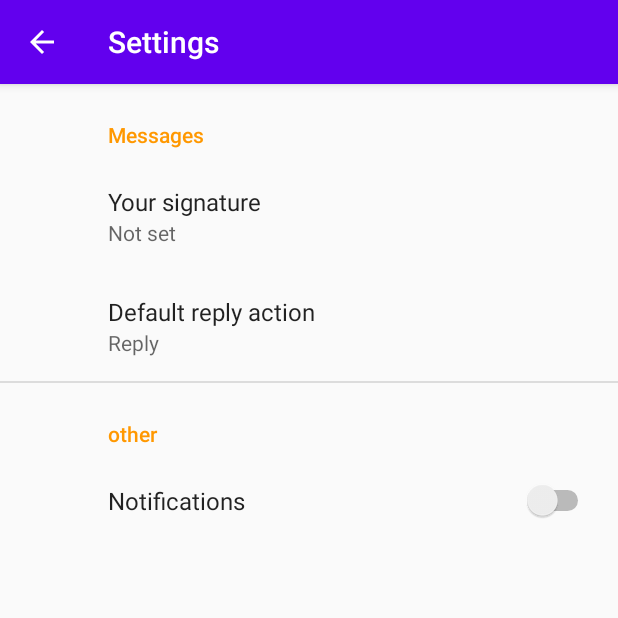
After one commit to Navan005/DraftTrip, an Android app: the SettingsActivity screen opened directly, with no data from a screen before it, on a phone screen of 412 x 824 dp, the top half of it. The commit adds this screen. Run offline under Robolectric (Android 15) with nearby library versions, the phone set to English and light mode, and no system bars; our stand-ins replace androidx.preference.

Commit message:
Commit: Settings Activity

```diff
--- a/app/build.gradle
+++ b/app/build.gradle
@@ -29,6 +29,7 @@ dependencies {
     implementation 'androidx.appcompat:appcompat:1.1.0'
     implementation 'androidx.constraintlayout:constraintlayout:1.1.3'
     implementation 'com.google.android.material:material:1.1.0'
+    implementation 'androidx.preference:preference:1.1.1'
     testImplementation 'junit:junit:4.12'
     androidTestImplementation 'androidx.test.ext:junit:1.1.1'
     androidTestImplementation 'androidx.test.espresso:espresso-core:3.2.0'
--- a/app/src/main/AndroidManifest.xml
+++ b/app/src/main/AndroidManifest.xml
@@ -9,7 +9,10 @@
         android:roundIcon="@mipmap/ic_launcher_round"
         android:supportsRtl="true"
         android:theme="@style/AppTheme">
-        <activity android:name=".Signup"></activity>
+        <activity
+            android:name=".SettingsActivity"
+            android:label="@string/title_activity_settings"></activity>
+        <activity android:name=".Signup" />
         <activity android:name=".ListActivity" />
         <activity android:name=".MainActivity">
             <intent-filter>
--- /dev/null
+++ b/app/src/main/java/com/example/drafttrip/SettingsActivity.java
@@ -0,0 +1,71 @@
+package com.example.drafttrip;
+
+import android.os.Bundle;
+import android.preference.SwitchPreference;
+import android.widget.Toast;
+
+import androidx.appcompat.app.ActionBar;
+import androidx.appcompat.app.AppCompatActivity;
+import androidx.preference.EditTextPreference;
+import androidx.preference.Preference;
+import androidx.preference.PreferenceFragmentCompat;
+
+public class SettingsActivity extends AppCompatActivity {
+
+    public SwitchPreference testPref;
+    public static final String switch_preferences = "switch_preference";
+
+    @Override
+    protected void onCreate(Bundle savedInstanceState) {
+        super.onCreate(savedInstanceState);
+        setContentView(R.layout.settings_activity);
+        getSupportFragmentManager()
+                .beginTransaction()
+                .replace(R.id.settings, new SettingsFragment())
+                .commit();
+        ActionBar actionBar = getSupportActionBar();
+        if (actionBar != null) {
+            actionBar.setDisplayHomeAsUpEnabled(true);
+        }
+    }
+
+    public static class SettingsFragment extends PreferenceFragmentCompat {
+
+
+        @Override
+        public void onCreatePreferences(Bundle savedInstanceState, String rootKey) {
+            setPreferencesFromResource(R.xml.root_preferences, rootKey);
+
+
+
+            EditTextPreference signaturePreference = findPreference("signature");
+            if (signaturePreference != null) {
+                Toast.makeText(getActivity().getApplicationContext(),"Signature already set.",Toast.LENGTH_SHORT).show();
+            }
+
+
+            final androidx.preference.SwitchPreference onOffRandomColor = (androidx.preference.SwitchPreference) findPreference(SettingsActivity.switch_preferences);
+            onOffRandomColor.setOnPreferenceChangeListener(new androidx.preference.SwitchPreference.OnPreferenceChangeListener() {
+                @Override
+                public boolean onPreferenceChange(Preference preference, Object newValue) {
+                    if(onOffRandomColor.isChecked()){
+                        Toast.makeText(getActivity().getApplicationContext(),"Notifications are OFF",Toast.LENGTH_SHORT).show();
+
+                        // Checked the switch programmatically
+                        onOffRandomColor.setChecked(false);
+                    }else {
+                        Toast.makeText(getActivity().getApplicationContext(),"Notifications are ON",Toast.LENGTH_SHORT).show();
+
+                        // Unchecked the switch programmatically
+                        onOffRandomColor.setChecked(true);
+                    }
+                    return false;
+
+                }
+            });
+
+
+
+        }
+    }
+}
--- /dev/null
+++ b/app/src/main/res/layout/settings_activity.xml
@@ -0,0 +1,9 @@
+<LinearLayout xmlns:android="http://schemas.android.com/apk/res/android"
+    android:layout_width="match_parent"
+    android:layout_height="match_parent">
+
+    <FrameLayout
+        android:id="@+id/settings"
+        android:layout_width="match_parent"
+        android:layout_height="match_parent" />
+</LinearLayout>
--- /dev/null
+++ b/app/src/main/res/values/arrays.xml
@@ -0,0 +1,12 @@
+<resources>
+    <!-- Reply Preference -->
+    <string-array name="reply_entries">
+        <item>Reply</item>
+        <item>Reply to all</item>
+    </string-array>
+
+    <string-array name="reply_values">
+        <item>reply</item>
+        <item>reply_all</item>
+    </string-array>
+</resources>
--- a/app/src/main/res/values/strings.xml
+++ b/app/src/main/res/values/strings.xml
@@ -1,3 +1,19 @@
 <resources>
     <string name="app_name">DraftTrip</string>
+    <string name="title_activity_settings">Settings</string>
+
+    <!-- Preference Titles -->
+    <string name="messages_header">Messages</string>
+    <string name="sync_header">Sync</string>
+
+    <!-- Messages Preferences -->
+    <string name="signature_title">Your signature</string>
+    <string name="reply_title">Default reply action</string>
+
+    <!-- Sync Preferences -->
+    <string name="sync_title">Sync email periodically</string>
+    <string name="attachment_title">Download incoming attachments</string>
+    <string name="attachment_summary_on">Automatically download attachments for incoming emails
+    </string>
+    <string name="attachment_summary_off">Only download attachments when manually requested</string>
 </resources>
--- /dev/null
+++ b/app/src/main/res/xml/root_preferences.xml
@@ -0,0 +1,30 @@
+<PreferenceScreen xmlns:app="http://schemas.android.com/apk/res-auto">
+
+    <PreferenceCategory app:title="@string/messages_header">
+
+        <EditTextPreference
+            app:key="signature"
+            app:title="@string/signature_title"
+            app:useSimpleSummaryProvider="true" />
+
+        <ListPreference
+            app:defaultValue="reply"
+            app:entries="@array/reply_entries"
+            app:entryValues="@array/reply_values"
+            app:key="reply"
+            app:title="@string/reply_title"
+            app:useSimpleSummaryProvider="true" />
+
+    </PreferenceCategory>
+
+    <PreferenceCategory app:title="other">
+
+        <SwitchPreference
+            app:key="switch_preference"
+            app:title="Notifications" />
+
+
+
+    </PreferenceCategory>
+
+</PreferenceScreen>
```
Also changed, not shown: app/src/main/java/com/example/drafttrip/MainActivity.java (+23 -0 lines), app/src/main/res/menu/menu_main.xml (added, +16 -0 lines).
